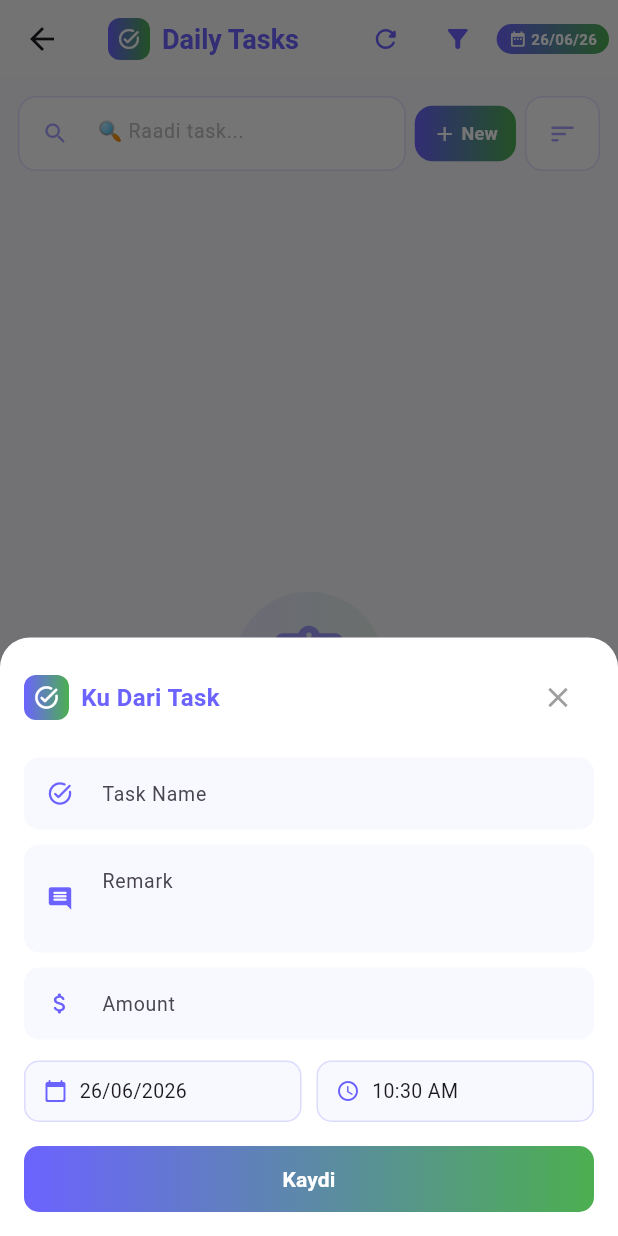
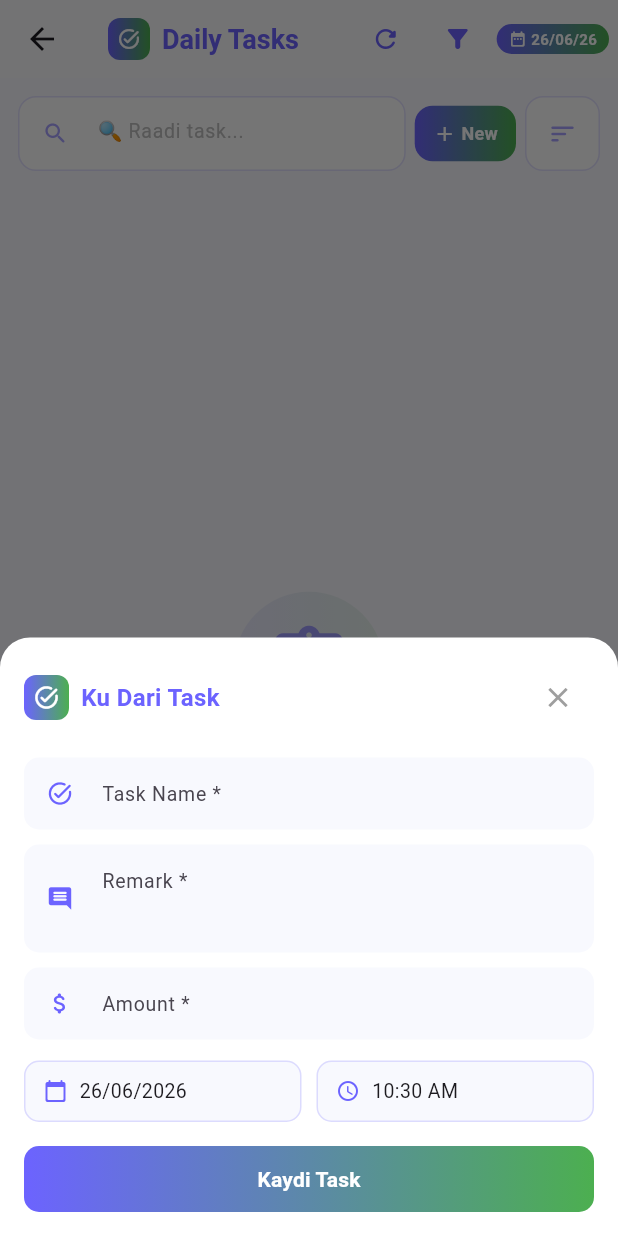
Before and after one commit to Raash12/hurrey_app, a Flutter app: the DailyTaskPage screen opened directly, after a tap on "New", on a phone screen of 412 x 824 dp. Run offline on Flutter 3.47's test engine with Material 3 defaults, Android fonts, the phone set to English and light mode, and no system bars; our stand-ins replace cloud_firestore, firebase_auth, firebase_core, pdf, printing; accounts and stored records are empty.

Commit message:
fix: details and added daily task

```diff
--- a/lib/pages/daily_task_page.dart
+++ b/lib/pages/daily_task_page.dart
@@ -136,7 +136,19 @@ class _DailyTaskPageState extends State<DailyTaskPage> {
       _remarkCtrl.clear();
       _amountCtrl.clear();
       _showSnackBar('✅ Task waa la kaydiyay!');
+
+      // FORM KA XIR
+      Navigator.pop(context);
+
+      // LIST KA CUSBOONAYSII
       await _loadData();
+
+      // SCROLL TO TOP
+      _scrollCtrl.animateTo(
+        0,
+        duration: const Duration(milliseconds: 300),
+        curve: Curves.easeOut,
+      );
     } catch (e) {
       _showSnackBar('❌ Cillad: $e', true);
     }
@@ -171,8 +183,13 @@ class _DailyTaskPageState extends State<DailyTaskPage> {
       _remarkCtrl.clear();
       _amountCtrl.clear();
       _editingDocId = null;
+
+      // FORM KA XIR
       Navigator.pop(context);
+
       _showSnackBar('✅ Task waa la cusboonaysiiyay!');
+
+      // LIST KA CUSBOONAYSII
       await _loadData();
     } catch (e) {
       _showSnackBar('❌ Cillad: $e', true);
@@ -256,25 +273,48 @@ class _DailyTaskPageState extends State<DailyTaskPage> {
                 children: [
                   _buildDialogHeader(title, icon, c),
                   const SizedBox(height: 16),
+                  // NAME - Required
                   TextFormField(
                     controller: _nameCtrl,
-                    decoration: _inputDec('Task Name', Icons.task_alt_rounded),
-                    validator: (v) =>
-                        v == null || v.trim().isEmpty ? 'Gali magaca' : null,
+                    decoration: _inputDec(
+                      'Task Name *',
+                      Icons.task_alt_rounded,
+                    ),
+                    validator: (v) => v == null || v.trim().isEmpty
+                        ? 'Gali magaca task-ga'
+                        : null,
                   ),
                   const SizedBox(height: 10),
+                  // REMARK - Required
                   TextFormField(
                     controller: _remarkCtrl,
-                    decoration: _inputDec('Remark', Icons.comment_rounded),
+                    decoration: _inputDec('Remark *', Icons.comment_rounded),
                     maxLines: 2,
+                    validator: (v) => v == null || v.trim().isEmpty
+                        ? 'Gali faahfaahin'
+                        : null,
                   ),
                   const SizedBox(height: 10),
+                  // AMOUNT - Required
                   TextFormField(
                     controller: _amountCtrl,
                     keyboardType: TextInputType.numberWithOptions(
                       decimal: true,
                     ),
-                    decoration: _inputDec('Amount', Icons.attach_money_rounded),
+                    decoration: _inputDec(
+                      'Amount *',
+                      Icons.attach_money_rounded,
+                    ),
+                    validator: (v) {
+                      if (v == null || v.trim().isEmpty) {
+                        return 'Gali lacagta';
+                      }
+                      final amount = double.tryParse(v.trim());
+                      if (amount == null || amount < 0) {
+                        return 'Gali tiro sax ah';
+                      }
+                      return null;
+                    },
                   ),
                   const SizedBox(height: 14),
                   _buildDateTimePickers(c),
@@ -339,7 +379,7 @@ class _DailyTaskPageState extends State<DailyTaskPage> {
           shadowColor: Colors.transparent,
         ),
         child: Text(
-          _editingDocId == null ? 'Kaydi' : 'Cusboonaysii',
+          _editingDocId == null ? 'Kaydi Task' : 'Cusboonaysii',
           style: const TextStyle(
             color: Colors.white,
             fontWeight: FontWeight.bold,
@@ -1527,6 +1567,7 @@ class _DailyTaskPageState extends State<DailyTaskPage> {
                   ),
                 ),
               ),
+            // EDIT BUTTON - SAME SIZE AS DELETE
             Container(
               decoration: BoxDecoration(
                 gradient: const LinearGradient(colors: [gradient1, gradient2]),
@@ -1536,7 +1577,7 @@ class _DailyTaskPageState extends State<DailyTaskPage> {
                 icon: const Icon(
                   Icons.edit_rounded,
                   color: Colors.white,
-                  size: 15,
+                  size: 16,
                 ),
                 onPressed: () => _editTask(doc.id, data),
                 padding: const EdgeInsets.all(4),
@@ -1544,6 +1585,7 @@ class _DailyTaskPageState extends State<DailyTaskPage> {
                 splashRadius: 14,
               ),
             ),
+            // DELETE BUTTON
             IconButton(
               icon: Icon(
                 Icons.delete_outline_rounded,
```
